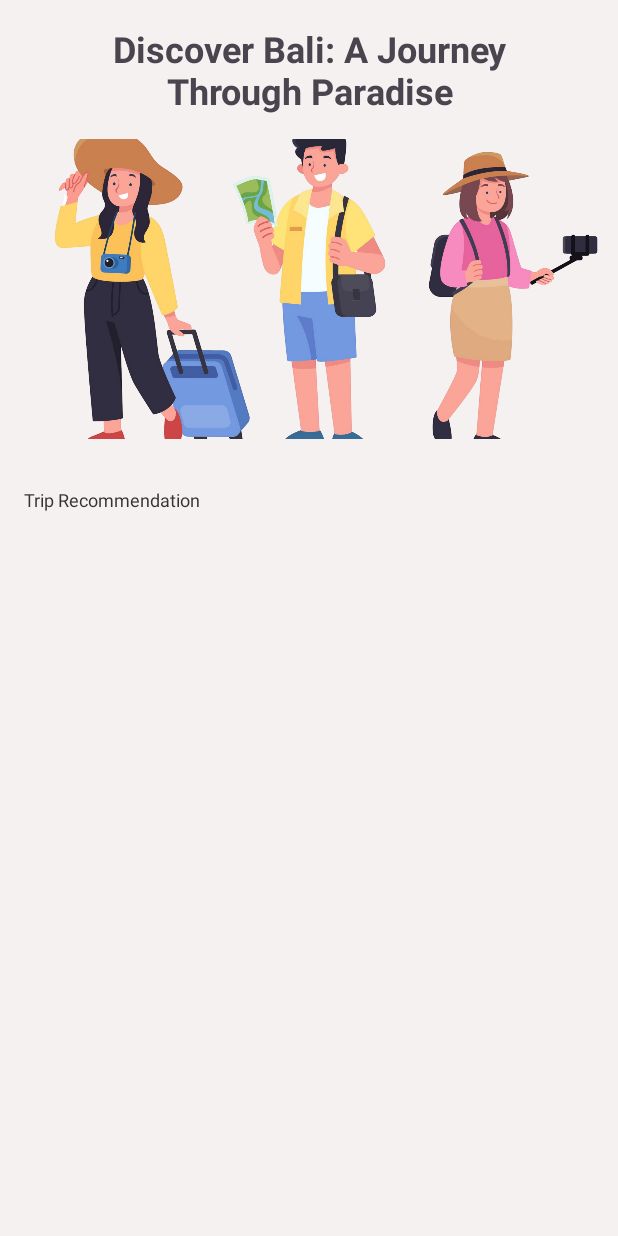
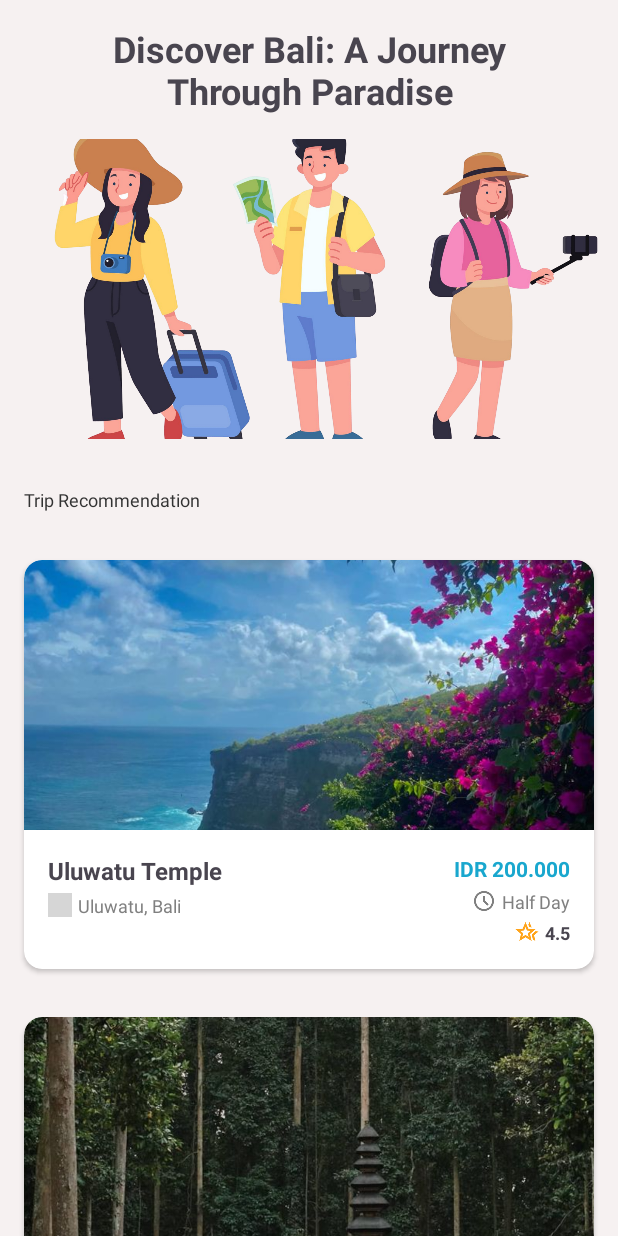
Before and after one commit to khrisnaa/dicoding-project, an Android app: the screen it shows after launch (MainActivity), on a phone screen of 412 x 824 dp. Run offline under Robolectric (Android 15) with nearby library versions, the phone set to English and light mode, and no system bars; grey boxes are pictures that could not be loaded.

Commit message:
feat: create tour adapter and recyclerview

```diff
--- /dev/null
+++ b/app/src/main/java/com/dicoding/finalproject/ListTourAdapter.kt
@@ -0,0 +1,42 @@
+package com.dicoding.finalproject
+
+import android.view.LayoutInflater
+import android.view.View
+import android.view.ViewGroup
+import android.widget.ImageView
+import android.widget.TextView
+import androidx.recyclerview.widget.RecyclerView
+
+class ListTourAdapter(private val listTour: ArrayList<Tour>) :
+    RecyclerView.Adapter<ListTourAdapter.ListViewHolder>() {
+
+    class ListViewHolder(itemView: View) : RecyclerView.ViewHolder(itemView) {
+        val imgPhoto: ImageView = itemView.findViewById(R.id.img_card_photo)
+        val tvName: TextView = itemView.findViewById(R.id.tv_card_name)
+        val tvLocation: TextView = itemView.findViewById(R.id.tv_card_location)
+        val tvPrice: TextView = itemView.findViewById(R.id.tv_card_price)
+        val tvTime: TextView = itemView.findViewById(R.id.tv_card_time)
+        val tvRating: TextView = itemView.findViewById(R.id.tv_card_rating)
+    }
+
+    override fun onCreateViewHolder(parent: ViewGroup, viewType: Int): ListViewHolder {
+        val view: View =
+            LayoutInflater.from(parent.context).inflate(R.layout.tour_card, parent, false)
+        return ListViewHolder(view)
+    }
+
+    override fun getItemCount(): Int {
+        return listTour.size
+    }
+
+    override fun onBindViewHolder(holder: ListViewHolder, position: Int) {
+        val (name, location, price, time, rating, description, photo) = listTour[position]
+        holder.imgPhoto.setImageResource(photo)
+        holder.tvName.text = name
+        holder.tvLocation.text = location
+        holder.tvPrice.text = price
+        holder.tvTime.text = time
+        holder.tvRating.text = rating
+    }
+
+}
--- a/app/src/main/java/com/dicoding/finalproject/MainActivity.kt
+++ b/app/src/main/java/com/dicoding/finalproject/MainActivity.kt
@@ -5,16 +5,56 @@ import androidx.activity.enableEdgeToEdge
 import androidx.appcompat.app.AppCompatActivity
 import androidx.core.view.ViewCompat
 import androidx.core.view.WindowInsetsCompat
+import androidx.recyclerview.widget.LinearLayoutManager
+import androidx.recyclerview.widget.RecyclerView
 
 class MainActivity : AppCompatActivity() {
+
+    private lateinit var rvTours: RecyclerView
+    private val list = ArrayList<Tour>()
+
     override fun onCreate(savedInstanceState: Bundle?) {
         super.onCreate(savedInstanceState)
-        enableEdgeToEdge()
         setContentView(R.layout.activity_main)
-        ViewCompat.setOnApplyWindowInsetsListener(findViewById(R.id.main)) { v, insets ->
-            val systemBars = insets.getInsets(WindowInsetsCompat.Type.systemBars())
-            v.setPadding(systemBars.left, systemBars.top, systemBars.right, systemBars.bottom)
-            insets
+
+        rvTours = findViewById(R.id.rv_tours)
+        rvTours.setHasFixedSize(true)
+
+        list.addAll(getListTours())
+        showRecyclerList()
+
+
+    }
+
+    private fun getListTours(): ArrayList<Tour> {
+        val dataNames = resources.getStringArray(R.array.tour_names)
+        val dataLocations = resources.getStringArray(R.array.tour_locations)
+        val dataPrices = resources.getStringArray(R.array.tour_prices)
+        val dataTimes = resources.getStringArray(R.array.tour_times)
+        val dataRatings = resources.getStringArray(R.array.tour_ratings)
+        val dataDescriptions = resources.getStringArray(R.array.tour_descriptions)
+        val dataPhotos = resources.obtainTypedArray(R.array.tour_photos)
+
+        val listTour = ArrayList<Tour>()
+        for (i in dataNames.indices) {
+            val tour = Tour(
+                name = dataNames[i],
+                location = dataLocations[i],
+                price = dataPrices[i],
+                time = dataTimes[i],
+                rating = dataRatings[i],
+                description = dataDescriptions[i],
+                photo = dataPhotos.getResourceId(i, -1)
+            )
+            listTour.add(tour)
         }
+
+        return listTour
+    }
+
+    private fun showRecyclerList(){
+        rvTours.layoutManager = LinearLayoutManager(this)
+        val listTourAdapter = ListTourAdapter(list)
+        rvTours.adapter = listTourAdapter
     }
 }
--- a/app/src/main/java/com/dicoding/finalproject/Tour.kt
+++ b/app/src/main/java/com/dicoding/finalproject/Tour.kt
@@ -11,5 +11,5 @@ data class Tour(
     val time: String,
     val rating: String,
     val description: String,
-    val photo: String
+    val photo: Int
 ) : Parcelable
--- a/app/src/main/res/layout/tour_card.xml
+++ b/app/src/main/res/layout/tour_card.xml
@@ -37,7 +37,7 @@
             app:layout_constraintTop_toBottomOf="@id/img_card_photo">
 
             <TextView
-                android:id="@+id/tv_card_title"
+                android:id="@+id/tv_card_name"
                 android:layout_width="wrap_content"
                 android:layout_height="wrap_content"
                 android:text="Uluwatu Temple"
@@ -52,7 +52,7 @@
                 android:layout_marginTop="4dp"
                 android:orientation="horizontal"
                 app:layout_constraintStart_toStartOf="parent"
-                app:layout_constraintTop_toBottomOf="@id/tv_card_title">
+                app:layout_constraintTop_toBottomOf="@id/tv_card_name">
 
                 <ImageView
                     android:layout_width="16dp"
@@ -85,7 +85,7 @@
                 app:layout_constraintTop_toTopOf="parent" />
 
             <LinearLayout
-                android:id="@+id/layout_card_days"
+                android:id="@+id/layout_card_time"
                 android:layout_width="wrap_content"
                 android:layout_height="wrap_content"
                 android:layout_marginTop="4dp"
@@ -101,7 +101,7 @@
                     app:tint="#808080" />
 
                 <TextView
-                    android:id="@+id/tv_card_days"
+                    android:id="@+id/tv_card_time"
                     android:layout_width="wrap_content"
                     android:layout_height="wrap_content"
                     android:text="3 days"
@@ -115,7 +115,7 @@
                 android:layout_marginTop="4dp"
                 android:orientation="horizontal"
                 app:layout_constraintEnd_toEndOf="parent"
-                app:layout_constraintTop_toBottomOf="@id/layout_card_days">
+                app:layout_constraintTop_toBottomOf="@id/layout_card_time">
 
                 <ImageView
                     android:layout_width="16dp"
--- a/app/src/main/res/values/strings.xml
+++ b/app/src/main/res/values/strings.xml
@@ -78,7 +78,7 @@
         <item>Manta Point is a famous dive spot in Nusa Penida, where you can swim with manta rays.</item>
     </string-array>
 
-    <string-array name="tour_photos">
+    <integer-array name="tour_photos">
         <item>@drawable/uluwatu_1</item>
         <item>@drawable/monkey_forest_1</item>
         <item>@drawable/tanah_lot_1</item>
@@ -90,6 +90,6 @@
         <item>@drawable/sekumpul_waterfall_1</item>
         <item>@drawable/manta_point_1</item>
 
-    </string-array>
+    </integer-array>
 
 </resources>
```
